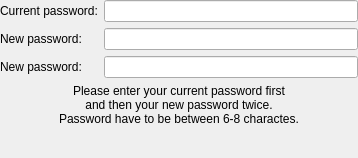
Before: the Qt Designer form protocols/oscar/icq/ui/icqchangepassword.ui in KDE/kopete, drawn with Qt 5.
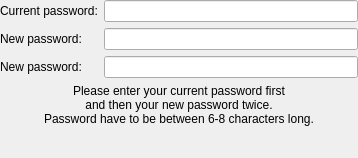
After: the same form once the commit is applied.

```diff
--- a/protocols/oscar/icq/ui/icqchangepassword.ui
+++ b/protocols/oscar/icq/ui/icqchangepassword.ui
@@ -97,7 +97,7 @@
      <property name="text" >
       <string>Please enter your current password first
 and then your new password twice.
-Password have to be between 6-8 charactes.</string>
+Password have to be between 6-8 characters long.</string>
      </property>
      <property name="alignment" >
       <set>Qt::AlignCenter</set>
```
